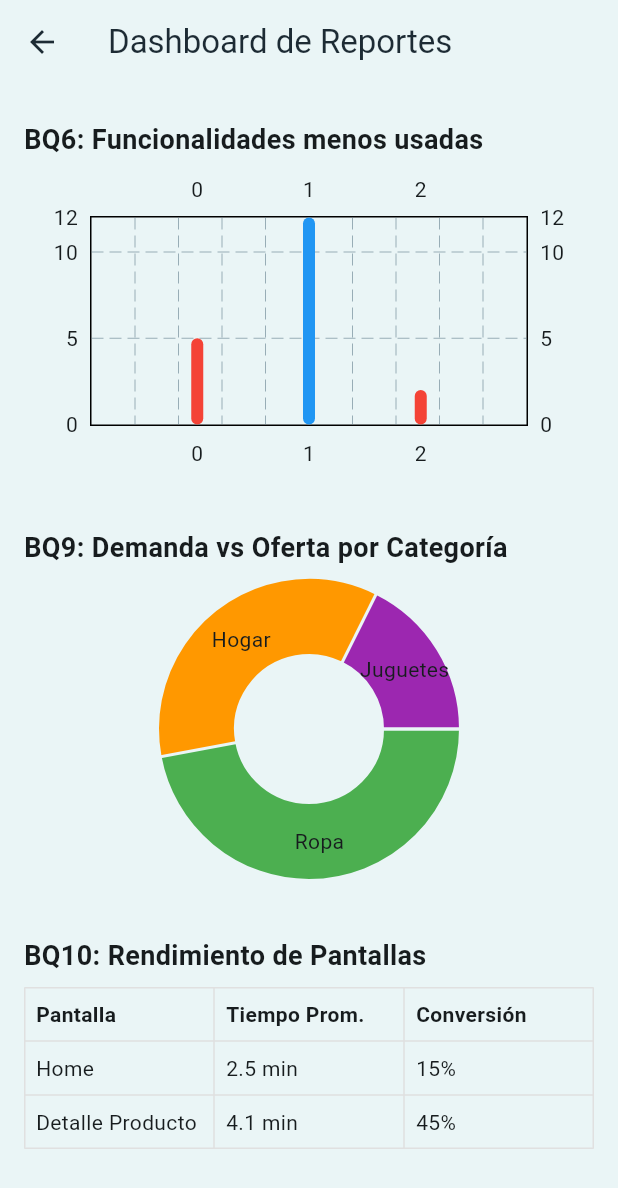
After one commit to k-alvarezr/SwappIO-Flutter, a Flutter app: the ProfileView screen opened by its route, scrolled down 277 dp, after a tap on "Dashboard de Negocio", on a phone screen of 412 x 824 dp. The commit adds this screen. Shown: the top 1188 px of the screen. Run offline on Flutter 3.47's test engine with Material 3 defaults, Android fonts, the phone set to English and light mode, and no system bars; drawn by our look-alikes of fl_chart; our stand-ins replace cloud_firestore, connectivity_plus, firebase_auth, firebase_core; accounts and stored records are empty.

Commit message:
feat: implementacion dashboard de reportes (BQ) y restricciones offline

```diff
--- a/lib/main.dart
+++ b/lib/main.dart
@@ -2,6 +2,7 @@ import 'package:flutter/material.dart';
 import 'package:flutter/services.dart';
 import 'package:firebase_core/firebase_core.dart';
 import 'firebase_options.dart';
+import 'package:cloud_firestore/cloud_firestore.dart';
 
 import 'view/AppThemeView.dart';
 import 'view/shared/AppRoutesView.dart';
@@ -15,6 +16,12 @@ void main() async {
 
   await Firebase.initializeApp(
     options: DefaultFirebaseOptions.currentPlatform,
+  );
+
+  // Habilitar caché offline de Firestore para el Escenario Offline
+  FirebaseFirestore.instance.settings = const Settings(
+    persistenceEnabled: true,
+    cacheSizeBytes: Settings.CACHE_SIZE_UNLIMITED,
   );
 
   runApp(const SwapioApp());
--- a/lib/view/AddProductView.dart
+++ b/lib/view/AddProductView.dart
@@ -1,6 +1,7 @@
 import 'package:flutter/material.dart';
 
 import '../viewModel/AppServicesViewModel.dart';
+import '../viewModel/ConnectivityServiceViewModel.dart';
 import 'shared/AppColorsView.dart';
 import 'shared/AppRoutesView.dart';
 import 'shared/GlassPanelView.dart';
@@ -60,6 +61,23 @@ class _AddProductViewState extends State<AddProductView> {
 
   Future<void> _submit() async {
     setState(() => _error = null);
+
+    // --- INICIO ESCENARIO OFFLINE: Bloqueo de acción ---
+    final connectivity = ConnectivityServiceViewModel();
+    bool hasInternet = await connectivity.isConnected;
+
+    if (!hasInternet) {
+      if (!mounted) return;
+      ScaffoldMessenger.of(context).showSnackBar(
+        const SnackBar(
+          content: Text('No internet connection. You cannot publish products offline.'),
+          backgroundColor: Colors.red,
+          duration: Duration(seconds: 4),
+        ),
+      );
+      return;
+    }
+    // --- FIN ESCENARIO OFFLINE ---
 
     if (_title.text.trim().isEmpty || _price.text.trim().isEmpty || _location.text.trim().isEmpty) {
       setState(() => _error = 'Por favor, llena el título, el precio y la ubicación.');
--- a/lib/view/ProfileView.dart
+++ b/lib/view/ProfileView.dart
@@ -187,6 +187,15 @@ class ProfileView extends StatelessWidget {
               iconBackground: const Color(0x1AE11D48),
               onTap: () => Navigator.of(context).pushNamed(AppRoutesView.favorites),
             ),
+                const SizedBox(height: 12),
+                ActivityOptionCardView(
+                  title: 'Dashboard de Negocio',
+                  subtitle: 'Métricas BQ6, BQ9 y BQ10',
+                  icon: Icons.analytics_rounded,
+                  iconColor: Colors.indigo, // Color sugerido para diferenciarlo
+                  iconBackground: Colors.indigo.withOpacity(0.1),
+                  onTap: () => Navigator.of(context).pushNamed(AppRoutesView.reports),
+                ),
               ],
             ),
           ),
--- /dev/null
+++ b/lib/view/ReportsDashboardView.dart
@@ -0,0 +1,133 @@
+import 'package:flutter/material.dart';
+import 'package:fl_chart/fl_chart.dart';
+import '../viewModel/ConnectivityServiceViewModel.dart';
+
+class ReportsDashboardView extends StatefulWidget {
+  const ReportsDashboardView({super.key});
+
+  @override
+  State<ReportsDashboardView> createState() => _ReportsDashboardViewState();
+}
+
+class _ReportsDashboardViewState extends State<ReportsDashboardView> {
+  bool _isOnline = true;
+  final ConnectivityServiceViewModel _connectivityService = ConnectivityServiceViewModel();
+
+  @override
+  void initState() {
+    super.initState();
+    _checkInitialConnection();
+    _connectivityService.connectivityStream.listen((status) {
+      setState(() => _isOnline = status);
+    });
+  }
+
+  void _checkInitialConnection() async {
+    bool status = await _connectivityService.isConnected;
+    setState(() => _isOnline = status);
+  }
+
+  @override
+  Widget build(BuildContext context) {
+    return Scaffold(
+      appBar: AppBar(title: const Text('Dashboard de Reportes')),
+      body: Column(
+        children: [
+          // ESCENARIO OFFLINE: Banner de advertencia
+          if (!_isOnline)
+            Container(
+              color: Colors.orange.shade800,
+              width: double.infinity,
+              padding: const EdgeInsets.all(8),
+              child: const Text(
+                'Modo Offline: Mostrando datos en caché',
+                textAlign: TextAlign.center,
+                style: TextStyle(color: Colors.white, fontWeight: FontWeight.bold),
+              ),
+            ),
+
+          Expanded(
+            child: ListView(
+              padding: const EdgeInsets.all(16),
+              children: [
+                _buildSectionTitle('BQ6: Funcionalidades menos usadas'),
+                _buildBarChart(),
+                const SizedBox(height: 30),
+
+                _buildSectionTitle('BQ9: Demanda vs Oferta por Categoría'),
+                _buildPieChart(),
+                const SizedBox(height: 30),
+
+                _buildSectionTitle('BQ10: Rendimiento de Pantallas'),
+                _buildConversionTable(),
+              ],
+            ),
+          ),
+        ],
+      ),
+    );
+  }
+
+  Widget _buildSectionTitle(String title) {
+    return Padding(
+      padding: const EdgeInsets.symmetric(vertical: 8.0),
+      child: Text(title, style: const TextStyle(fontSize: 18, fontWeight: FontWeight.bold)),
+    );
+  }
+
+  // BQ6: Gráfico de Barras
+  Widget _buildBarChart() {
+    return SizedBox(
+      height: 200,
+      child: BarChart(
+        BarChartData(
+          barGroups: [
+            BarChartGroupData(x: 0, barRods: [BarChartRodData(toY: 5, color: Colors.red)]), // Donar
+            BarChartGroupData(x: 1, barRods: [BarChartRodData(toY: 12, color: Colors.blue)]), // Buscar
+            BarChartGroupData(x: 2, barRods: [BarChartRodData(toY: 2, color: Colors.red)]), // Ajustes
+          ],
+        ),
+      ),
+    );
+  }
+
+  // BQ9: Gráfico de Torta
+  Widget _buildPieChart() {
+    return SizedBox(
+      height: 200,
+      child: PieChart(
+        PieChartData(
+          sections: [
+            PieChartSectionData(value: 40, title: 'Ropa', color: Colors.green, radius: 50),
+            PieChartSectionData(value: 30, title: 'Hogar', color: Colors.orange, radius: 50),
+            PieChartSectionData(value: 15, title: 'Juguetes', color: Colors.purple, radius: 50),
+          ],
+        ),
+      ),
+    );
+  }
+
+  // BQ10: Tabla de Conversión
+  Widget _buildConversionTable() {
+    return Table(
+      border: TableBorder.all(color: Colors.grey.shade300),
+      children: const [
+        TableRow(children: [
+          Padding(padding: EdgeInsets.all(8), child: Text('Pantalla', style: TextStyle(fontWeight: FontWeight.bold))),
+          Padding(padding: EdgeInsets.all(8), child: Text('Tiempo Prom.', style: TextStyle(fontWeight: FontWeight.bold))),
+          Padding(padding: EdgeInsets.all(8), child: Text('Conversión', style: TextStyle(fontWeight: FontWeight.bold))),
+        ]),
+        TableRow(children: [
+          Padding(padding: EdgeInsets.all(8), child: Text('Home')),
+          Padding(padding: EdgeInsets.all(8), child: Text('2.5 min')),
+          Padding(padding: EdgeInsets.all(8), child: Text('15%')),
+        ]),
+        TableRow(children: [
+          Padding(padding: EdgeInsets.all(8), child: Text('Detalle Producto')),
+          Padding(padding: EdgeInsets.all(8), child: Text('4.1 min')),
+          Padding(padding: EdgeInsets.all(8), child: Text('45%')),
+        ]),
+      ],
+    );
+  }
+}
--- a/lib/view/shared/AppRoutesView.dart
+++ b/lib/view/shared/AppRoutesView.dart
@@ -17,6 +17,7 @@ import '../ProductDetailView.dart';
 import '../ProfileView.dart';
 import '../SellerProfileView.dart';
 import '../SellView.dart';
+import '../ReportsDashboardView.dart';
 
 class AppRoutesView {
   static const String root = '/';
@@ -37,6 +38,7 @@ class AppRoutesView {
   static const String dropOffMap = '/drop-off-map';
   static const String chatList = '/chat-list';
   static const String chatDetail = '/chat-detail';
+  static const String reports = '/reports';
 
   static final services = AppServicesViewModel.instance;
 
@@ -164,6 +166,8 @@ class AppRoutesView {
           builder: (_) => const DropoffMapView(),
           settings: settings,
         );
+      case reports:
+        return MaterialPageRoute(builder: (_) => const ReportsDashboardView());
       case chatList:
         return MaterialPageRoute<void>(
           builder: (_) => const ChatListView(),
--- /dev/null
+++ b/lib/viewModel/ConnectivityServiceViewModel.dart
@@ -0,0 +1,20 @@
+import 'dart:async';
+import 'package:connectivity_plus/connectivity_plus.dart';
+
+class ConnectivityServiceViewModel {
+  final _connectivity = Connectivity();
+  final _controller = StreamController<bool>.broadcast();
+
+  Stream<bool> get connectivityStream => _controller.stream;
+
+  ConnectivityServiceViewModel() {
+    _connectivity.onConnectivityChanged.listen((List<ConnectivityResult> results) {
+      _controller.add(results.isNotEmpty && results.first != ConnectivityResult.none);
+    });
+  }
+
+  Future<bool> get isConnected async {
+    var result = await _connectivity.checkConnectivity();
+    return result.isNotEmpty && result.first != ConnectivityResult.none;
+  }
+}
--- a/pubspec.yaml
+++ b/pubspec.yaml
@@ -13,6 +13,8 @@ dependencies:
   firebase_core: ^4.6.0
   firebase_auth: ^6.3.0
   cloud_firestore: ^6.2.0
+  connectivity_plus: ^6.0.3  # Para detectar si hay internet (Escenario Offline)
+  fl_chart: ^0.68.0          # Para los gráficos de los reportes (BQ)
 
 dev_dependencies:
   flutter_test:
```
Also changed, not shown: pubspec.lock, 3 other files. Lines whose indentation alone changed are shown as unchanged.
